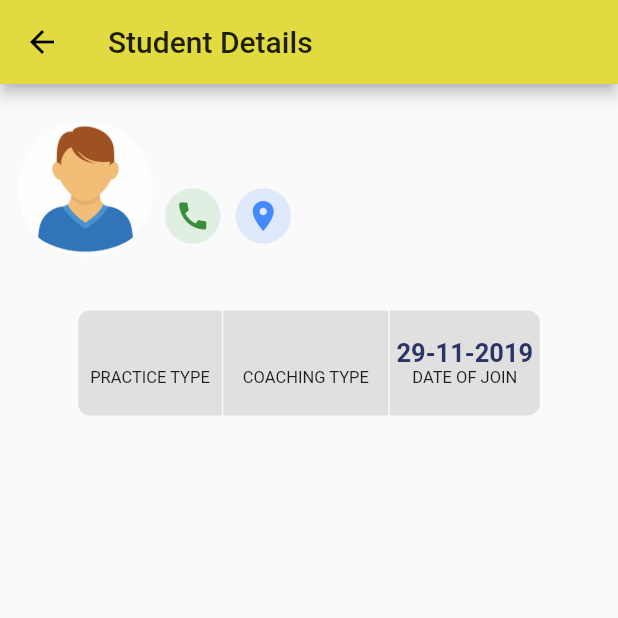
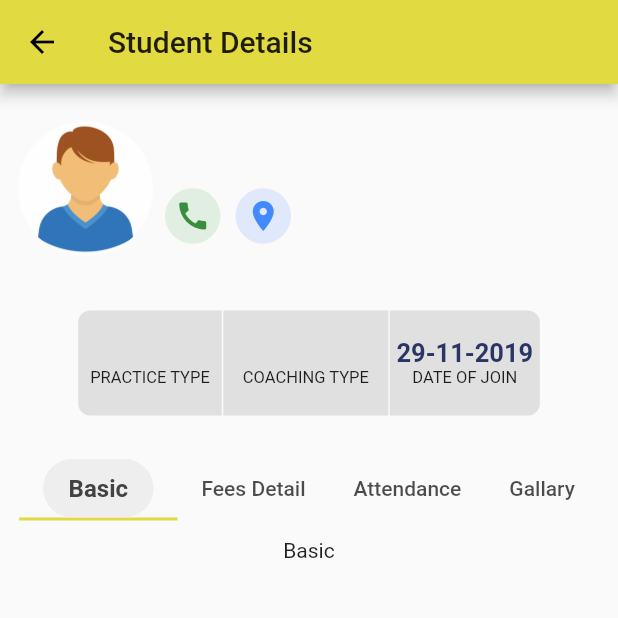
Before and after one commit to itfuturz2020/keval2020, a Flutter app: the StudentDetail screen opened directly with empty values, on a phone screen of 412 x 824 dp, the top half of it. Run offline on Flutter 3.47's test engine with Material 2 defaults, Android fonts, the phone set to English and light mode, and no system bars; our stand-ins replace dio, flutter_native_image, fluttertoast, image_picker, progress_dialog, shared_preferences; missing offline and left inert: barcode_scan, flutter_cupertino_date_picker, xml2json; accounts and stored records are empty; Roboto replaces fonts that are missing (Montserrat).

Commit message:
student detail

```diff
--- a/lib/screens/StudentDetail.dart
+++ b/lib/screens/StudentDetail.dart
@@ -1,6 +1,8 @@
 import 'package:flutter/cupertino.dart';
+import 'package:flutter/gestures.dart';
 import 'package:flutter/material.dart';
 import 'package:bss_admin/common/constant.dart' as cnst;
+import 'package:flutter/material.dart';
 import 'package:url_launcher/url_launcher.dart';
 
 class StudentDetail extends StatefulWidget {
@@ -12,7 +14,35 @@ class StudentDetail extends StatefulWidget {
   _StudentDetailState createState() => _StudentDetailState();
 }
 
-class _StudentDetailState extends State<StudentDetail> {
+class _StudentDetailState extends State<StudentDetail>
+    with TickerProviderStateMixin {
+  TabController _tabController;
+
+  List<Tab> tabList = List();
+
+  @override
+  void initState() {
+    tabList.add(new Tab(
+      text: 'Basic',
+    ));
+    tabList.add(new Tab(
+      text: 'Fees Detail',
+    ));
+    tabList.add(new Tab(
+      text: 'Attendance',
+    ));
+    tabList.add(new Tab(
+      text: 'Gallary',
+    ));
+    _tabController = new TabController(vsync: this, length: tabList.length);
+  }
+
+  @override
+  void dispose() {
+    _tabController.dispose();
+    super.dispose();
+  }
+
   String setDate(String date) {
     String final_date = "";
     var tempDate;
@@ -48,7 +78,9 @@ class _StudentDetailState extends State<StudentDetail> {
                 Navigator.pushReplacementNamed(context, "/studentList");
               }),
         ),
-        body: Container(
+        body: Column(
+          children: <Widget>[
+            Container(
               width: MediaQuery.of(context).size.width,
               height: 230,
               decoration: BoxDecoration(
@@ -151,12 +183,12 @@ class _StudentDetailState extends State<StudentDetail> {
                     ),
                   ),
                   Padding(
-                padding: const EdgeInsets.only(top: 35.0, left: 10, right: 10),
+                    padding:
+                        const EdgeInsets.only(top: 35.0, left: 10, right: 10),
                     child: Row(
                       mainAxisAlignment: MainAxisAlignment.center,
                       children: <Widget>[
-                    Flexible(
-                      child: Container(
+                        Container(
                           padding: EdgeInsets.only(left: 8, right: 8),
                           decoration: BoxDecoration(
                               color: Colors.grey[300],
@@ -175,7 +207,6 @@ class _StudentDetailState extends State<StudentDetail> {
                               Text("PRACTICE TYPE",
                                   style: TextStyle(fontSize: 11)),
                             ],
-                        ),
                           ),
                         ),
                         Padding(
@@ -223,9 +254,59 @@ class _StudentDetailState extends State<StudentDetail> {
                             ))
                       ],
                     ),
+                  ),
+                ],
+              ),
+            ),
+            Padding(padding: EdgeInsets.only(top: 20)),
+            Column(
+              children: <Widget>[
+                new Container(
+                  child: new TabBar(
+                    controller: _tabController,
+                    isScrollable: true,
+                    tabs: <Widget>[
+                      Container(
+                          decoration: BoxDecoration(
+                            color: Colors.grey[200],
+                            borderRadius: BorderRadius.all(Radius.circular(20)),
+                          ),
+                          padding: EdgeInsets.only(
+                              left: 17, right: 17, top: 10, bottom: 10),
+                          child: Text("Basic",
+                              style: TextStyle(
+                                  color: Colors.grey[800],
+                                  fontSize: 16,
+                                  fontWeight: FontWeight.bold))),
+                      Text("Fees Detail"),
+                      Text("Attendance"),
+                      Text("Gallary"),
+                    ],
+                  ),
+                ),
+                new Container(
+                  height: 40.0,
+                  child: new TabBarView(
+                    controller: _tabController,
+                    children: <Widget>[
+                      Container(
+                        child: Center(child: Text("Basic")),
+                      ),
+                      Container(
+                        child: Center(child: Text("Fees Detail")),
+                      ),
+                      Container(
+                        child: Center(child: Text("Attendance")),
+                      ),
+                      Container(
+                        child: Center(child: Text("Gallary")),
+                      ),
+                    ],
+                  ),
                 )
               ],
             ),
+          ],
         ),
       ),
     );
--- a/lib/screens/studentList.dart
+++ b/lib/screens/studentList.dart
@@ -125,6 +125,7 @@ class _studentListState extends State<studentList> {
   }
 
   getStudentData() async {
+    if (_courceClass != null && _batchClass != null) {
       try {
         final result = await InternetAddress.lookup('google.com');
         if (result.isNotEmpty && result[0].rawAddress.isNotEmpty) {
@@ -154,6 +155,8 @@ class _studentListState extends State<studentList> {
       } on SocketException catch (_) {
         showMsg("No Internet Connection.");
       }
+    } else
+      showMsg("Please Select All Fields");
   }
 
   showMsg(String msg, {String title = 'BSS Sports Academy'}) {
```
Lines whose indentation alone changed are shown as unchanged.
